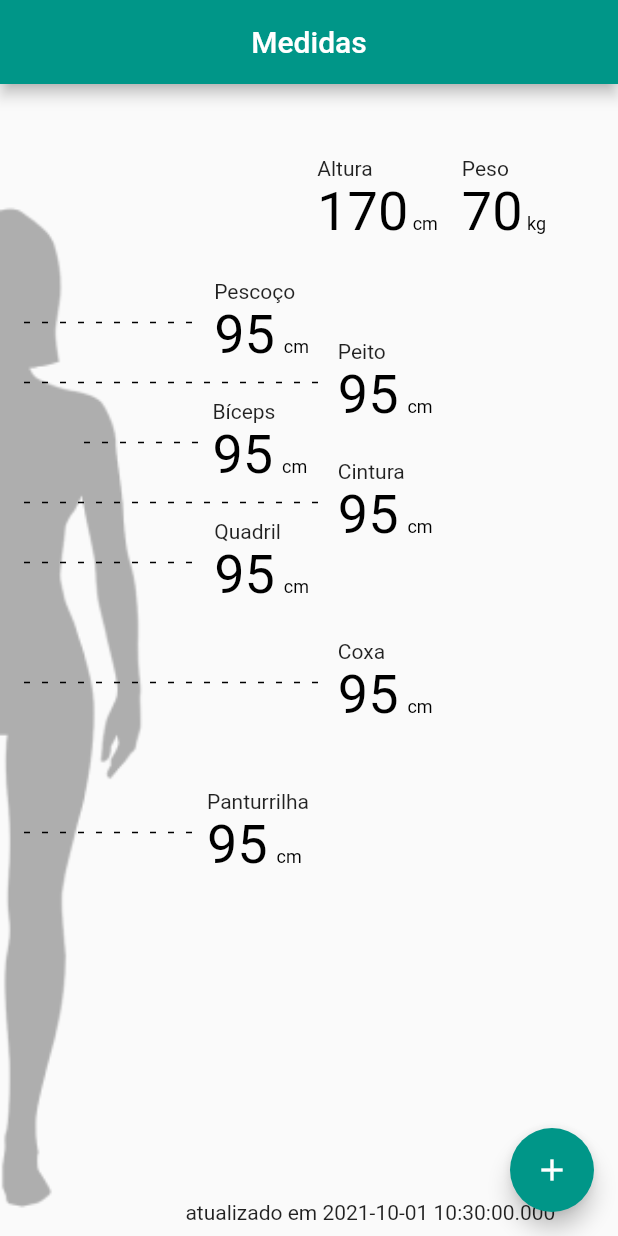
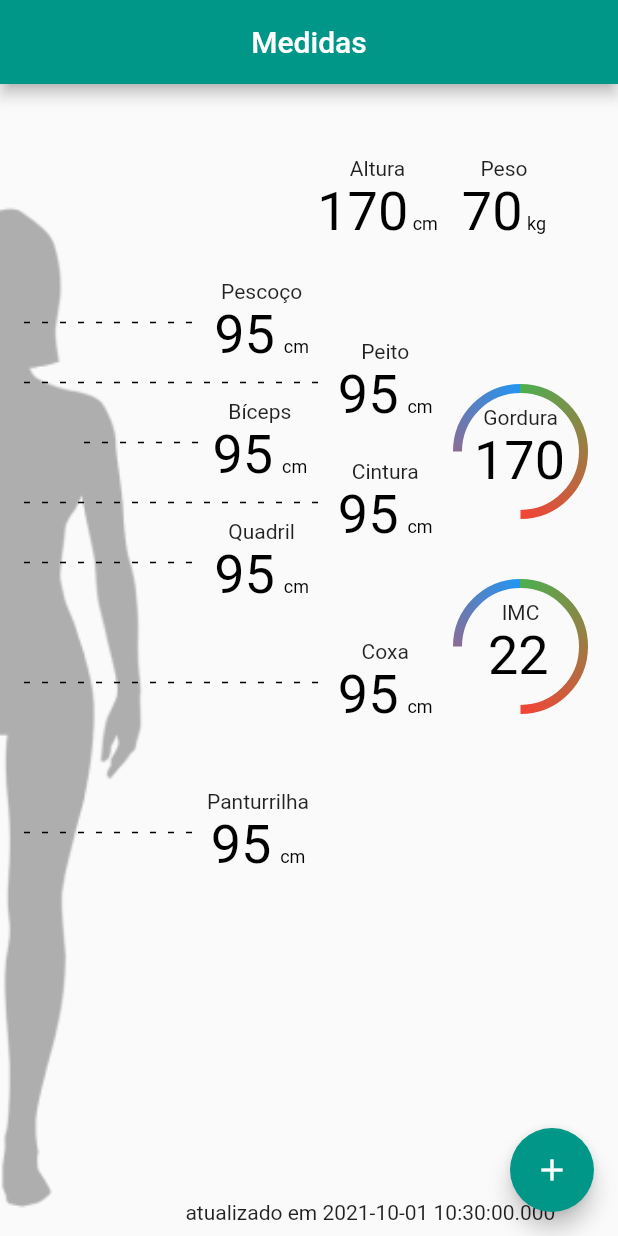
Before and after one commit to comp3034/atividade-1o-bimestre-walttsm, a Flutter app: the screen it shows after launch, on a phone screen of 412 x 824 dp. Run offline on Flutter 3.47's test engine with Material 2 defaults, Android fonts, the phone set to English and light mode, and no system bars; drawn by our look-alikes of dotted_line; our stand-ins replace boxicons, fluttericon, google_fonts, validators; missing offline and left inert: direct_select_flutter, pixel_perfect.

Commit message:
Tela de medidas com gradientes

```diff
--- a/bodyapp/lib/medidas/ui/screens/medidas_screen.dart
+++ b/bodyapp/lib/medidas/ui/screens/medidas_screen.dart
@@ -1,5 +1,6 @@
 import 'package:dotted_line/dotted_line.dart';
 import 'package:flutter/material.dart';
+import 'dart:math' as math;
 
 class MedidasScreen extends StatelessWidget {
   const MedidasScreen({Key? key}) : super(key: key);
@@ -45,6 +46,45 @@ class MedidasScreen extends StatelessWidget {
                     value: '70',
                     measure: 'kg',
                   ),
+                ],
+              ),
+            ),
+            Positioned(
+              right: 20,
+              top: 200,
+              child: Column(
+                children: [
+                  SizedBox(
+                    width: 90,
+                    height: 90,
+                    child: CustomPaint(
+                      child: Padding(
+                        padding: EdgeInsets.all(14.0),
+                        child: MeasureLabelWidget(
+                          label: 'Gordura',
+                          value: '170',
+                          measure: '',
+                        ),
+                      ),
+                      painter: GradientArcPainter(width: 6),
+                    ),
+                  ),
+                  SizedBox(height: 40),
+                  SizedBox(
+                    width: 90,
+                    height: 90,
+                    child: CustomPaint(
+                      child: Padding(
+                        padding: EdgeInsets.all(14.0),
+                        child: MeasureLabelWidget(
+                          label: 'IMC',
+                          value: '22',
+                          measure: '',
+                        ),
+                      ),
+                      painter: GradientArcPainter(width: 6),
+                    ),
+                  )
                 ],
               ),
             ),
@@ -179,7 +219,7 @@ class MeasureLabelWidget extends StatelessWidget {
   @override
   Widget build(BuildContext context) {
     return Column(
-      crossAxisAlignment: CrossAxisAlignment.start,
+      crossAxisAlignment: CrossAxisAlignment.center,
       children: [
         Text('$label'),
         RichText(
@@ -200,3 +240,41 @@ class MeasureLabelWidget extends StatelessWidget {
     );
   }
 }
+
+class GradientArcPainter extends CustomPainter {
+  const GradientArcPainter({
+    required this.width,
+  }) : super();
+
+  final double width;
+
+  @override
+  void paint(Canvas canvas, Size size) {
+    final rect = new Rect.fromLTWH(0.0, 0.0, size.width, size.height);
+    final gradient = new SweepGradient(
+      startAngle: 3 * math.pi / 2,
+      endAngle: 7 * math.pi / 2,
+      tileMode: TileMode.repeated,
+      colors: [
+        Colors.green,
+        Colors.red,
+        Colors.blue,
+      ],
+    );
+
+    final paint = new Paint()
+      ..shader = gradient.createShader(rect)
+      ..strokeCap = StrokeCap.butt // StrokeCap.round is not recommended.
+      ..style = PaintingStyle.stroke
+      ..strokeWidth = width;
+    final center = new Offset(size.width / 2, size.height / 2);
+    final radius = math.min(size.width / 2, size.height / 2) - (width / 2);
+    final startAngle = math.pi;
+    final sweepAngle = math.pi * 1.5;
+    canvas.drawArc(new Rect.fromCircle(center: center, radius: radius),
+        startAngle, sweepAngle, false, paint);
+  }
+
+  @override
+  bool shouldRepaint(CustomPainter oldDelegate) => false;
+}
```
